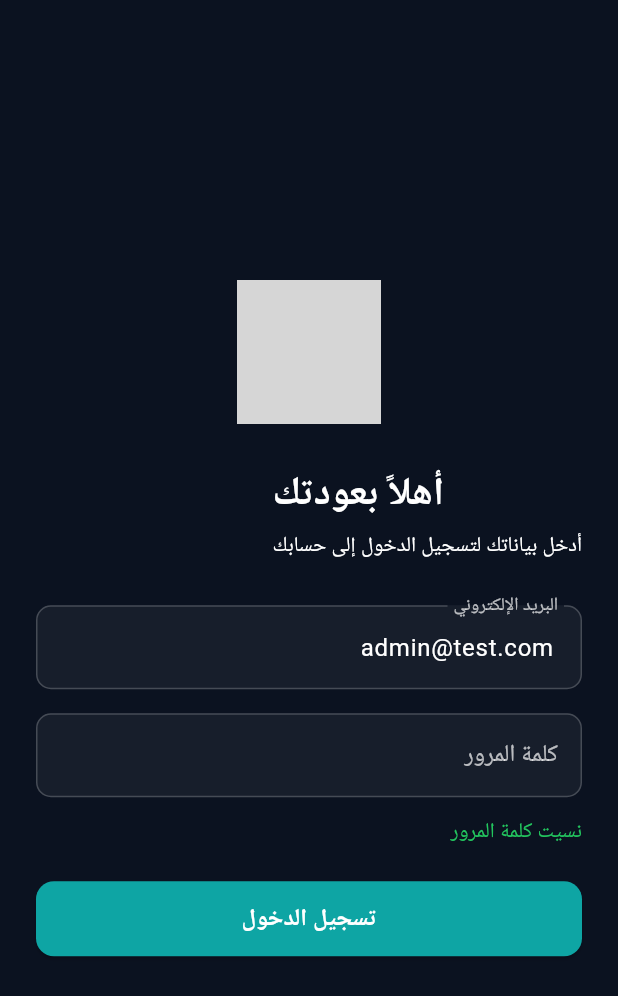
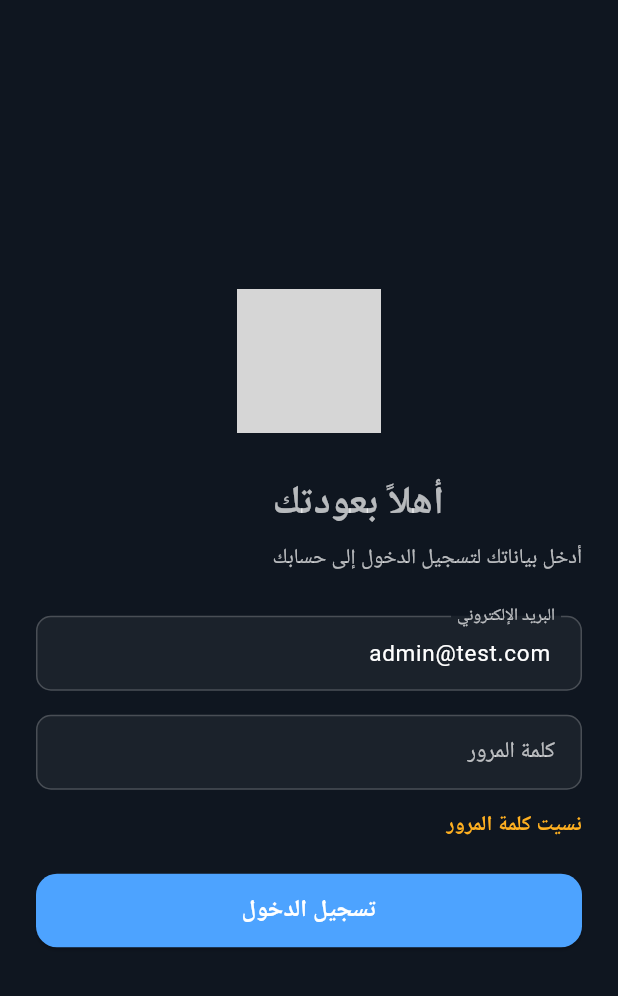
Before and after one commit to MostafaGamal84/agial-App, a Flutter app: the screen it shows after launch, on a phone screen of 412 x 824 dp. Shown: the top 996 px of the screen. Run offline on Flutter 3.47's test engine with Material 3 defaults, Android fonts, the phone set to English and light mode, and no system bars; our stand-ins replace flutter_secure_storage; accounts and stored records are empty; Roboto replaces fonts that are missing (SuisseIntl); grey boxes are pictures that could not be loaded.

Commit message:
Create centralized dark theme tokens and SuisseIntl typography scale

```diff
--- a/lib/main.dart
+++ b/lib/main.dart
@@ -1,5 +1,4 @@
 import 'package:flutter/material.dart';
-import 'package:google_fonts/google_fonts.dart';
 import 'package:provider/provider.dart';
 
 import 'controllers/auth_controller.dart';
@@ -8,6 +7,7 @@ import 'screens/splash_screen.dart';
 import 'services/api_client.dart';
 import 'services/auth_service.dart';
 import 'services/report_service.dart';
+import 'theme/app_theme.dart';
 
 void main() {
   final apiClient = ApiClient();
@@ -32,94 +32,12 @@ class MyApp extends StatelessWidget {
 
   @override
   Widget build(BuildContext context) {
-    final auth = context.watch<AuthController>();
-    const seedColor = Color(0xFF0EA5A4);
-    const secondaryColor = Color(0xFFF59E0B);
-    const tertiaryColor = Color(0xFF22C55E);
-    const backgroundColor = Color(0xFF0B1220);
-    const surfaceColor = Color(0xFF111C2E);
-
-    final colorScheme = ColorScheme.fromSeed(
-      seedColor: seedColor,
-      brightness: Brightness.dark,
-    ).copyWith(
-      secondary: secondaryColor,
-      onSecondary: Colors.black87,
-      tertiary: tertiaryColor,
-      onPrimary: Colors.white,
-      onTertiary: Colors.white,
-      background: backgroundColor,
-      onBackground: Colors.white,
-      surface: surfaceColor,
-      onSurface: Colors.white,
-    );
-
     return MaterialApp(
       title: 'Ajyal Al-Quran Reports',
       debugShowCheckedModeBanner: false,
-      theme: ThemeData(
-        brightness: Brightness.dark,
-        colorScheme: colorScheme,
-        scaffoldBackgroundColor: backgroundColor,
-        useMaterial3: true,
-        textTheme: GoogleFonts.cairoTextTheme().apply(
-          bodyColor: Colors.white,
-          displayColor: Colors.white,
-          fontFamily: 'SuisseIntl',
-        ),
-        fontFamily: 'SuisseIntl',
-        appBarTheme: AppBarTheme(
-          backgroundColor: surfaceColor,
-          foregroundColor: colorScheme.onSurface,
-          elevation: 0,
-        ),
-        cardTheme: CardThemeData(
-          color: surfaceColor,
-          elevation: 4,
-          shape: RoundedRectangleBorder(
-            borderRadius: BorderRadius.circular(16),
-            side: BorderSide(color: Colors.white.withOpacity(0.06)),
-          ),
-        ),
-        floatingActionButtonTheme: FloatingActionButtonThemeData(
-          backgroundColor: secondaryColor,
-          foregroundColor: Colors.black87,
-        ),
-        elevatedButtonTheme: ElevatedButtonThemeData(
-          style: ElevatedButton.styleFrom(
-            backgroundColor: seedColor,
-            foregroundColor: Colors.white,
-            padding: const EdgeInsets.symmetric(vertical: 14, horizontal: 20),
-            shape: RoundedRectangleBorder(borderRadius: BorderRadius.circular(12)),
-            textStyle: const TextStyle(fontWeight: FontWeight.w700),
-          ),
-        ),
-        outlinedButtonTheme: OutlinedButtonThemeData(
-          style: OutlinedButton.styleFrom(
-            foregroundColor: colorScheme.onSurface,
-            side: BorderSide(color: Colors.white.withOpacity(0.2)),
-            shape: RoundedRectangleBorder(borderRadius: BorderRadius.circular(12)),
-            textStyle: const TextStyle(fontWeight: FontWeight.w700),
-          ),
-        ),
-        inputDecorationTheme: InputDecorationTheme(
-          filled: true,
-          fillColor: const Color(0xFF1F2937),
-          border: OutlineInputBorder(
-            borderRadius: BorderRadius.circular(12),
-            borderSide: BorderSide(color: Colors.white.withOpacity(0.12)),
-          ),
-          enabledBorder: OutlineInputBorder(
-            borderRadius: BorderRadius.circular(12),
-            borderSide: BorderSide(color: Colors.white.withOpacity(0.12)),
-          ),
-          focusedBorder: OutlineInputBorder(
-            borderRadius: BorderRadius.circular(12),
-            borderSide: const BorderSide(color: seedColor, width: 1.6),
-          ),
-          labelStyle: const TextStyle(color: Colors.white70),
-        ),
-      ),
+      themeMode: ThemeMode.dark,
+      darkTheme: darkTheme,
+      theme: darkTheme,
       builder: (context, child) {
         return Directionality(
           textDirection: TextDirection.rtl,
--- /dev/null
+++ b/lib/theme/app_theme.dart
@@ -0,0 +1,228 @@
+import 'package:flutter/material.dart';
+
+import 'app_colors.dart';
+import 'app_typography.dart';
+
+final ThemeData darkTheme = ThemeData(
+  useMaterial3: true,
+  brightness: Brightness.dark,
+  fontFamily: AppTypography.fontFamily,
+  textTheme: AppTypography.textTheme,
+  scaffoldBackgroundColor: AppColors.bg,
+  colorScheme: const ColorScheme(
+    brightness: Brightness.dark,
+    primary: AppColors.primary,
+    onPrimary: Colors.white,
+    primaryContainer: AppColors.primary600,
+    onPrimaryContainer: Colors.white,
+    secondary: AppColors.info,
+    onSecondary: Colors.white,
+    secondaryContainer: AppColors.surface3,
+    onSecondaryContainer: AppColors.text1,
+    tertiary: AppColors.warning,
+    onTertiary: Colors.black,
+    tertiaryContainer: AppColors.surface3,
+    onTertiaryContainer: AppColors.text1,
+    error: AppColors.danger,
+    onError: Colors.white,
+    errorContainer: AppColors.surface3,
+    onErrorContainer: AppColors.text1,
+    surface: AppColors.surface1,
+    onSurface: AppColors.text1,
+    onSurfaceVariant: AppColors.text2,
+    outline: AppColors.border,
+    outlineVariant: AppColors.border,
+    shadow: Colors.black,
+    scrim: Colors.black,
+    inverseSurface: AppColors.text1,
+    onInverseSurface: AppColors.bg,
+    inversePrimary: AppColors.primary600,
+    surfaceTint: Colors.transparent,
+  ),
+  appBarTheme: const AppBarTheme(
+    backgroundColor: AppColors.surface1,
+    foregroundColor: AppColors.text1,
+    elevation: 0,
+    centerTitle: true,
+    scrolledUnderElevation: 0,
+    iconTheme: IconThemeData(color: AppColors.text1),
+    titleTextStyle: TextStyle(
+      fontFamily: AppTypography.fontFamily,
+      fontSize: 18,
+      height: 24 / 18,
+      fontWeight: AppTypography.semiBold,
+      color: AppColors.text1,
+    ),
+  ),
+  cardTheme: CardThemeData(
+    color: AppColors.surface1,
+    elevation: 2,
+    shadowColor: Colors.black.withOpacity(0.24),
+    shape: RoundedRectangleBorder(
+      borderRadius: BorderRadius.circular(AppColors.radius),
+      side: const BorderSide(color: AppColors.border),
+    ),
+    margin: const EdgeInsets.all(0),
+  ),
+  dialogTheme: DialogThemeData(
+    backgroundColor: AppColors.surface1,
+    surfaceTintColor: Colors.transparent,
+    shape: RoundedRectangleBorder(
+      borderRadius: BorderRadius.circular(AppColors.radius),
+      side: const BorderSide(color: AppColors.border),
+    ),
+    titleTextStyle: AppTypography.textTheme.headlineMedium,
+    contentTextStyle: AppTypography.textTheme.bodyLarge,
+  ),
+  bottomSheetTheme: BottomSheetThemeData(
+    backgroundColor: AppColors.surface1,
+    surfaceTintColor: Colors.transparent,
+    shape: const RoundedRectangleBorder(
+      borderRadius: BorderRadius.vertical(
+        top: Radius.circular(AppColors.radius),
+      ),
+      side: BorderSide(color: AppColors.border),
+    ),
+    modalBarrierColor: Colors.black54,
+  ),
+  inputDecorationTheme: InputDecorationTheme(
+    filled: true,
+    fillColor: AppColors.surface2,
+    contentPadding: const EdgeInsets.symmetric(horizontal: 14, vertical: 14),
+    hintStyle: AppTypography.textTheme.bodyMedium?.copyWith(color: AppColors.text3),
+    labelStyle: AppTypography.textTheme.bodyMedium,
+    helperStyle: AppTypography.textTheme.bodySmall,
+    errorStyle: AppTypography.textTheme.bodySmall?.copyWith(color: AppColors.danger),
+    border: OutlineInputBorder(
+      borderRadius: BorderRadius.circular(AppColors.radius),
+      borderSide: const BorderSide(color: AppColors.border),
+    ),
+    enabledBorder: OutlineInputBorder(
+      borderRadius: BorderRadius.circular(AppColors.radius),
+      borderSide: const BorderSide(color: AppColors.border),
+    ),
+    focusedBorder: OutlineInputBorder(
+      borderRadius: BorderRadius.circular(AppColors.radius),
+      borderSide: const BorderSide(color: AppColors.primary, width: 1.6),
+      gapPadding: 4,
+    ),
+    errorBorder: OutlineInputBorder(
+      borderRadius: BorderRadius.circular(AppColors.radius),
+      borderSide: const BorderSide(color: AppColors.danger, width: 1.4),
+    ),
+    focusedErrorBorder: OutlineInputBorder(
+      borderRadius: BorderRadius.circular(AppColors.radius),
+      borderSide: const BorderSide(color: AppColors.danger, width: 1.6),
+    ),
+  ),
+  iconTheme: const IconThemeData(
+    color: AppColors.text2,
+    size: 22,
+  ),
+  dividerTheme: const DividerThemeData(
+    color: AppColors.border,
+    thickness: 1,
+    space: 1,
+  ),
+  snackBarTheme: SnackBarThemeData(
+    backgroundColor: AppColors.surface3,
+    contentTextStyle: AppTypography.textTheme.bodyMedium?.copyWith(color: AppColors.text1),
+    actionTextColor: AppColors.primary,
+    shape: RoundedRectangleBorder(
+      borderRadius: BorderRadius.circular(AppColors.radius),
+    ),
+    behavior: SnackBarBehavior.floating,
+  ),
+  elevatedButtonTheme: ElevatedButtonThemeData(
+    style: ButtonStyle(
+      elevation: WidgetStateProperty.resolveWith((states) {
+        if (states.contains(WidgetState.pressed)) return 0;
+        return 1;
+      }),
+      padding: const WidgetStatePropertyAll(
+        EdgeInsets.symmetric(horizontal: 20, vertical: 14),
+      ),
+      minimumSize: const WidgetStatePropertyAll(Size(0, 48)),
+      backgroundColor: WidgetStateProperty.resolveWith((states) {
+        if (states.contains(WidgetState.disabled)) return AppColors.surface3;
+        if (states.contains(WidgetState.pressed)) return AppColors.primary600;
+        return AppColors.primary;
+      }),
+      foregroundColor: const WidgetStatePropertyAll(Colors.white),
+      textStyle: const WidgetStatePropertyAll(
+        TextStyle(
+          fontFamily: AppTypography.fontFamily,
+          fontSize: 14,
+          height: 18 / 14,
+          fontWeight: AppTypography.semiBold,
+        ),
+      ),
+      shape: WidgetStatePropertyAll(
+        RoundedRectangleBorder(
+          borderRadius: BorderRadius.circular(AppColors.radius),
+        ),
+      ),
+      overlayColor: const WidgetStatePropertyAll(AppColors.focus),
+    ),
+  ),
+  outlinedButtonTheme: OutlinedButtonThemeData(
+    style: ButtonStyle(
+      padding: const WidgetStatePropertyAll(
+        EdgeInsets.symmetric(horizontal: 20, vertical: 14),
+      ),
+      minimumSize: const WidgetStatePropertyAll(Size(0, 48)),
+      foregroundColor: const WidgetStatePropertyAll(AppColors.primary),
+      side: const WidgetStatePropertyAll(BorderSide(color: AppColors.border)),
+      textStyle: const WidgetStatePropertyAll(
+        TextStyle(
+          fontFamily: AppTypography.fontFamily,
+          fontSize: 14,
+          height: 18 / 14,
+          fontWeight: AppTypography.semiBold,
+        ),
+      ),
+      shape: WidgetStatePropertyAll(
+        RoundedRectangleBorder(
+          borderRadius: BorderRadius.circular(AppColors.radius),
+        ),
+      ),
+      overlayColor: const WidgetStatePropertyAll(AppColors.focus),
+    ),
+  ),
+  textButtonTheme: TextButtonThemeData(
+    style: ButtonStyle(
+      foregroundColor: const WidgetStatePropertyAll(AppColors.primary),
+      textStyle: const WidgetStatePropertyAll(
+        TextStyle(
+          fontFamily: AppTypography.fontFamily,
+          fontSize: 14,
+          height: 18 / 14,
+          fontWeight: AppTypography.semiBold,
+        ),
+      ),
+      shape: WidgetStatePropertyAll(
+        RoundedRectangleBorder(
+          borderRadius: BorderRadius.circular(AppColors.radius),
+        ),
+      ),
+      overlayColor: const WidgetStatePropertyAll(AppColors.focus),
+    ),
+  ),
+  chipTheme: ChipThemeData(
+    backgroundColor: AppColors.surface2,
+    selectedColor: AppColors.primary.withOpacity(0.2),
+    disabledColor: AppColors.surface3,
+    side: const BorderSide(color: AppColors.border),
+    shape: RoundedRectangleBorder(
+      borderRadius: BorderRadius.circular(AppColors.radius),
+    ),
+    labelStyle: AppTypography.textTheme.bodySmall?.copyWith(color: AppColors.text1),
+    secondaryLabelStyle: AppTypography.textTheme.bodySmall?.copyWith(color: AppColors.primary),
+    padding: const EdgeInsets.symmetric(horizontal: 10, vertical: 8),
+    brightness: Brightness.dark,
+  ),
+  splashColor: AppColors.focus,
+  highlightColor: Colors.transparent,
+  focusColor: AppColors.focus,
+  hoverColor: AppColors.focus,
+);
```
Also changed, not shown: lib/theme/app_colors.dart (added, +28 -0 lines), lib/theme/app_typography.dart (added, +80 -0 lines), pubspec.yaml (+12 -0 lines).
